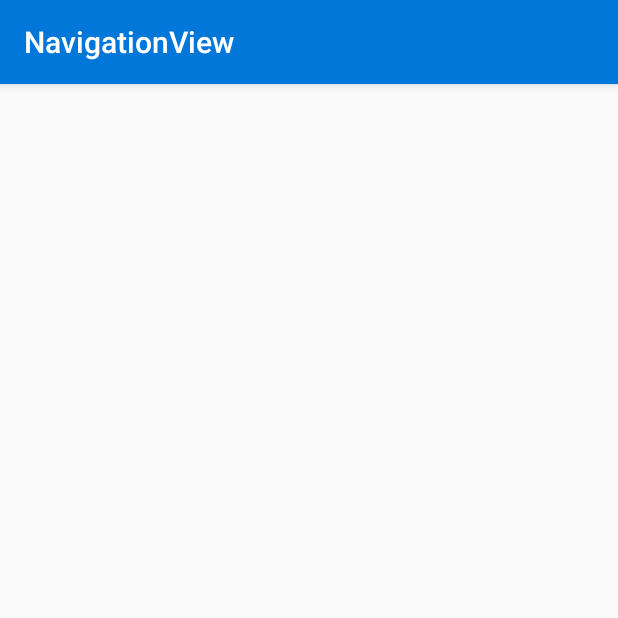
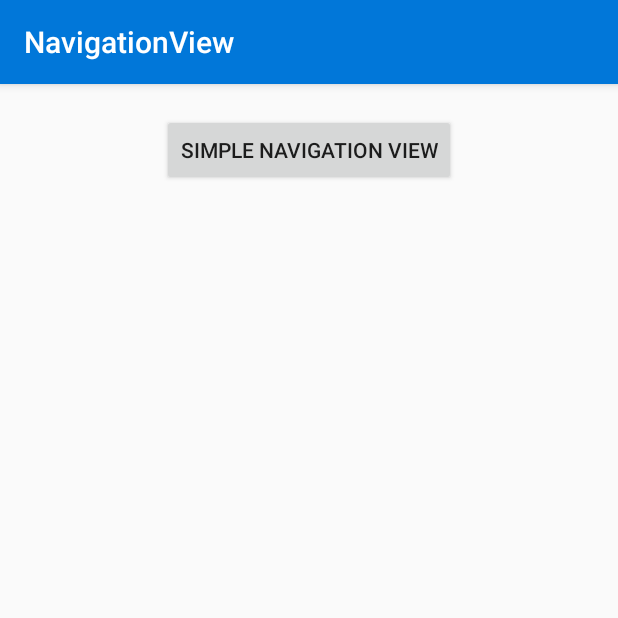
Before and after one commit to crazy1235/SupportLibraryDemo, an Android app: the NavigationViewDemo screen opened directly, with no data from a screen before it, on a phone screen of 412 x 824 dp, the top half of it. Run offline under Robolectric (Android 15) with nearby library versions, the phone set to English and light mode, and no system bars; our stand-ins replace ButterKnife.

Commit message:
update navigation view

```diff
--- a/app/src/main/AndroidManifest.xml
+++ b/app/src/main/AndroidManifest.xml
@@ -38,6 +38,9 @@
             android:name=".NavigationViewDemo"
             android:label="@string/label_navigation_view"
             android:screenOrientation="portrait" />
+        <activity
+            android:name=".SimpleNaviView"
+            android:screenOrientation="portrait" />
     </application>
 
 </manifest>
--- a/app/src/main/java/com/jacksen/supportlibrarydemo/NavigationViewDemo.java
+++ b/app/src/main/java/com/jacksen/supportlibrarydemo/NavigationViewDemo.java
@@ -1,16 +1,42 @@
 package com.jacksen.supportlibrarydemo;
 
+import android.content.Intent;
+import android.os.Bundle;
 import android.support.v7.app.AppCompatActivity;
-import android.os.Bundle;
+import android.view.View;
+import android.view.View.OnClickListener;
+import android.widget.Button;
+
+import butterknife.Bind;
+import butterknife.ButterKnife;
+import butterknife.OnClick;
 
 /**
- *
+ * @author jacksen
  */
-public class NavigationViewDemo extends AppCompatActivity {
+public class NavigationViewDemo extends AppCompatActivity implements OnClickListener {
+
+    @Bind(R.id.simple_navi_view_btn)
+    Button simpleNaviViewBtn;
 
     @Override
     protected void onCreate(Bundle savedInstanceState) {
         super.onCreate(savedInstanceState);
         setContentView(R.layout.activity_navigation_view_demo);
+        ButterKnife.bind(this);
+    }
+
+
+    @OnClick(value = {R.id.simple_navi_view_btn})
+    @Override
+    public void onClick(View v) {
+        switch (v.getId()) {
+            case R.id.simple_navi_view_btn:
+                startActivity(new Intent(NavigationViewDemo.this, SimpleNaviView.class));
+                break;
+            default:
+
+                break;
+        }
     }
 }
--- a/app/src/main/res/layout/activity_navigation_view_demo.xml
+++ b/app/src/main/res/layout/activity_navigation_view_demo.xml
@@ -3,10 +3,14 @@
     xmlns:tools="http://schemas.android.com/tools"
     android:layout_width="match_parent"
     android:layout_height="match_parent"
-    android:paddingBottom="@dimen/activity_vertical_margin"
-    android:paddingLeft="@dimen/activity_horizontal_margin"
-    android:paddingRight="@dimen/activity_horizontal_margin"
-    android:paddingTop="@dimen/activity_vertical_margin"
     tools:context="com.jacksen.supportlibrarydemo.NavigationViewDemo">
 
+    <Button
+        android:id="@+id/simple_navi_view_btn"
+        android:layout_width="wrap_content"
+        android:layout_height="wrap_content"
+        android:layout_centerHorizontal="true"
+        android:layout_marginTop="20dp"
+        android:text="Simple Navigation View" />
+
 </RelativeLayout>
--- /dev/null
+++ b/app/src/main/res/layout/header_simple_navi.xml
@@ -0,0 +1,6 @@
+<?xml version="1.0" encoding="utf-8"?>
+<LinearLayout xmlns:android="http://schemas.android.com/apk/res/android"
+    android:orientation="vertical" android:layout_width="match_parent"
+    android:layout_height="match_parent">
+
+</LinearLayout>
--- /dev/null
+++ b/app/src/main/res/menu/menu_simple_navi.xml
@@ -0,0 +1,4 @@
+<?xml version="1.0" encoding="utf-8"?>
+<menu xmlns:android="http://schemas.android.com/apk/res/android">
+
+</menu>
```
Also changed, not shown: app/src/main/java/com/jacksen/supportlibrarydemo/SimpleNaviView.java (added, +18 -0 lines), app/src/main/res/layout/activity_simple_navi_view.xml (added, +30 -0 lines).
